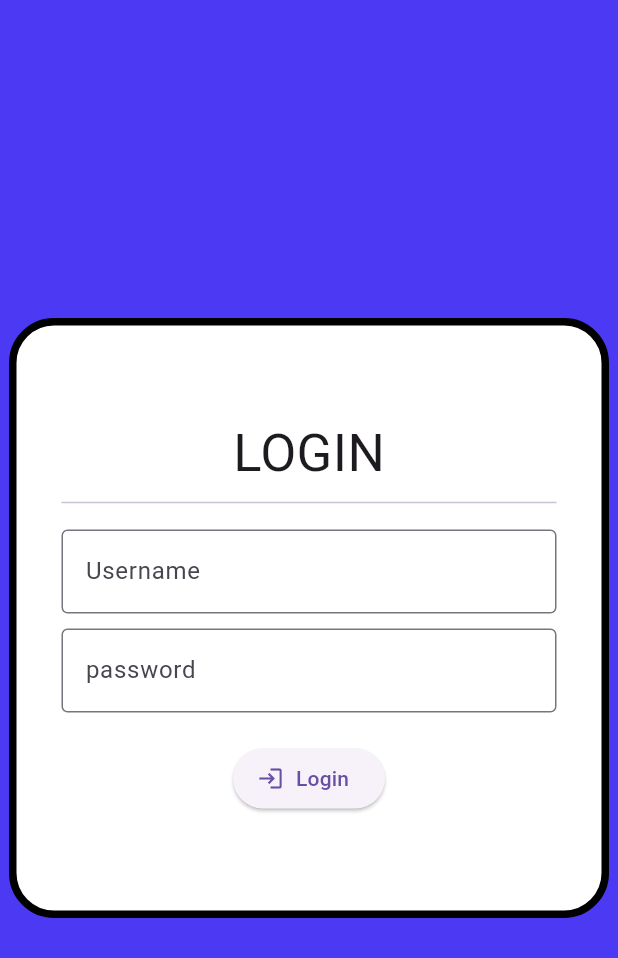
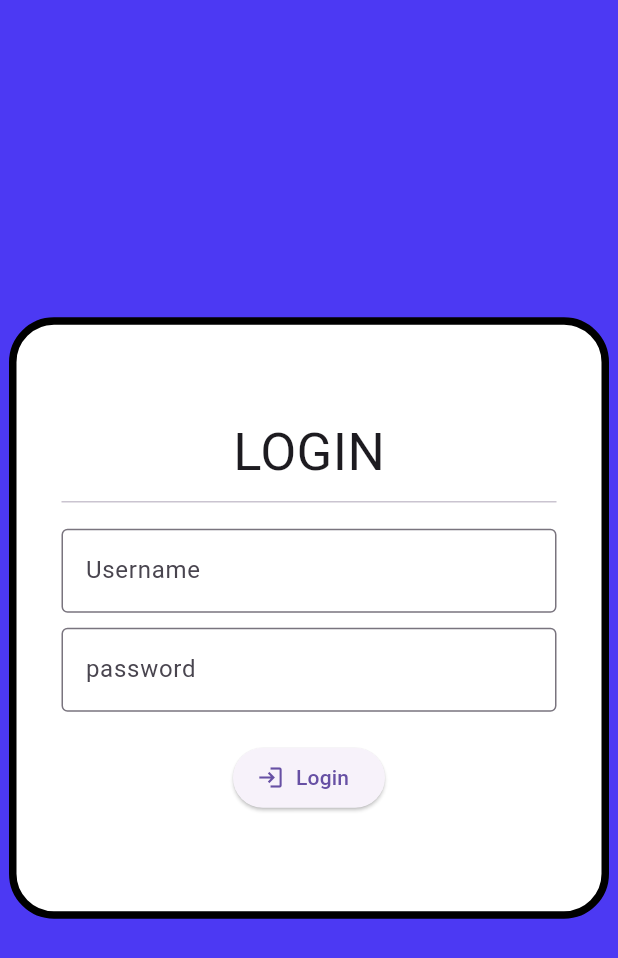
Before and after one commit to adhilmuhammedd/Flutter-Login-Page, a Flutter app: the screen it shows after launch, on a phone screen of 412 x 824 dp. Shown: the top 958 px of the screen. Run offline on Flutter 3.47's test engine with Material 3 defaults, Android fonts, the phone set to English and light mode, and no system bars.

Commit message:
Update login.dart

```diff
--- a/login/lib/login.dart
+++ b/login/lib/login.dart
@@ -12,7 +12,7 @@ class MyLogin extends StatelessWidget {
       backgroundColor: const Color.fromARGB(255, 76, 57, 243),
       body: Center(
         child: Container(
-          height: 400,
+          height: 401,
           width: 400,
           decoration: BoxDecoration(borderRadius: const BorderRadius.all(Radius.circular(30)),
             color: Colors.white,
```
